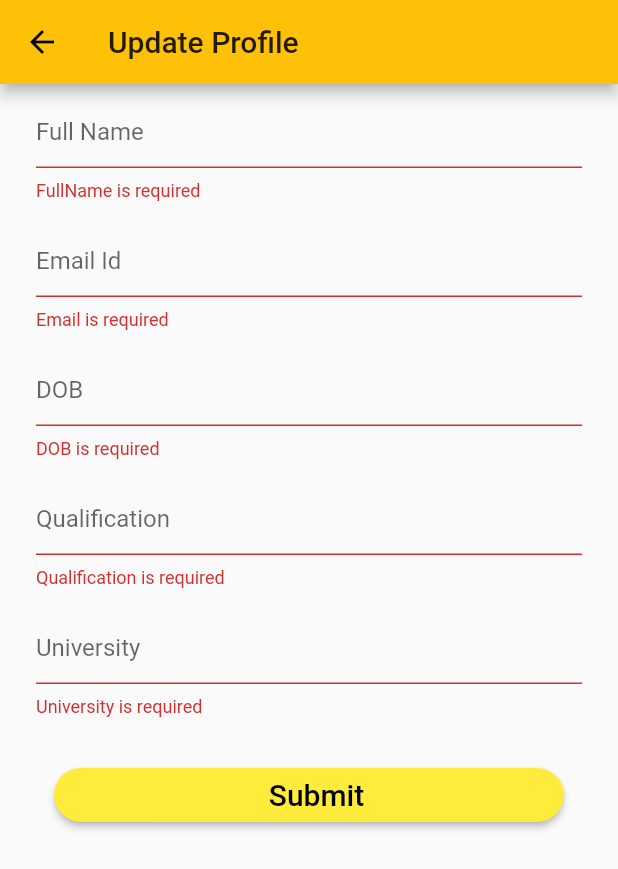
After one commit to sanscript-tech/agriglance-user, a Flutter app: the UpdateProfile screen opened directly, after a tap on "Submit", on a phone screen of 412 x 824 dp. The commit adds this screen. Shown: the top 869 px of the screen. Run offline on Flutter 3.47's test engine with Material 2 defaults, Android fonts, the phone set to English and light mode, and no system bars; our stand-ins replace cloud_firestore, file_picker, firebase_auth, firebase_core, firebase_storage, fluttertoast and 2 more; missing offline and left inert: flutter_downloader; accounts and stored records are empty; network calls fail.

Commit message:
Add. dob field in signup, made drawer UI, update profile function done

```diff
--- a/lib/Models/usermodel.dart
+++ b/lib/Models/usermodel.dart
@@ -2,16 +2,18 @@ class UserModel {
   final String id;
   final String fullName;
   final String email;
+  final String dob;
   final String qualification;
   final String university;
 
   UserModel(
-      this.id, this.fullName, this.email, this.qualification, this.university);
+      this.id, this.fullName, this.email,this.dob, this.qualification, this.university);
 
   UserModel.fromData(Map<String, dynamic> data)
       : id = data['id'],
         fullName = data['fullName'],
         email = data['email'],
+        dob = data['dob'],
         qualification = data['qualification'],
         university = data['university'];
 
@@ -20,6 +22,7 @@ class UserModel {
       'id': id,
       'fullName': fullName,
       'email': email,
+      'dob' : dob,
       'qualification': qualification,
       'university': university
     };
--- /dev/null
+++ b/lib/Screens/Home/Profile/update_profile.dart
@@ -0,0 +1,171 @@
+import 'package:agriglance/Services/authentication_service.dart';
+import 'package:agriglance/Services/firestore_service.dart';
+import 'package:firebase_auth/firebase_auth.dart';
+import 'package:flutter/cupertino.dart';
+import 'package:flutter/material.dart';
+import 'package:provider/provider.dart';
+
+class UpdateProfile extends StatefulWidget {
+  @override
+  _UpdateProfileState createState() => _UpdateProfileState();
+}
+
+class _UpdateProfileState extends State<UpdateProfile> {
+  FirestoreService _firestoreService = FirestoreService();
+
+  @override
+  Widget build(BuildContext context) {
+    return Scaffold(
+      appBar: AppBar(
+        title: Text("Update Profile"),
+      ),
+      body: Center(
+        child: FutureBuilder(
+            future: _firestoreService
+                .getUser(FirebaseAuth.instance.currentUser.uid),
+            builder: (context, snapshot) {
+              if (snapshot.connectionState == ConnectionState.done) {
+                return displayUserInformation(context, snapshot);
+              } else {
+                return Center(child: CircularProgressIndicator());
+              }
+            }),
+      ),
+    );
+  }
+
+  Widget displayUserInformation(BuildContext context, AsyncSnapshot snapshot) {
+    final userData = snapshot.data;
+    final TextStyle defaultStyle =
+        TextStyle(color: Colors.grey, fontSize: 20.0);
+    final TextStyle valueStyle = TextStyle(color: Colors.black, fontSize: 20.0);
+    final GlobalKey<FormState> _formKey = new GlobalKey<FormState>();
+    final GlobalKey<ScaffoldState> _scaffoldKey =
+        new GlobalKey<ScaffoldState>();
+    String _fullName = "";
+    String _emailId = "";
+    String _dob = "";
+    String _qualification = "";
+    String _university = "";
+    void showMessage(String message, [MaterialColor color = Colors.red]) {
+      _scaffoldKey.currentState.showSnackBar(
+          new SnackBar(backgroundColor: color, content: new Text(message)));
+    }
+
+    Future _updateProfile() {
+      context
+          .read<AuthenticationService>()
+          .editProfile(_emailId, _fullName, _dob, _qualification, _university);
+    }
+
+    void _submitForm() async {
+      final FormState form = _formKey.currentState;
+      if (!form.validate()) {
+        showMessage('Form is not valid!  Please review and correct.');
+      } else {
+        form.save();
+      }
+      _updateProfile();
+      Navigator.pop(context);
+    }
+
+    return SafeArea(
+        top: false,
+        bottom: false,
+        child: Form(
+          key: _formKey,
+          autovalidateMode: AutovalidateMode.always,
+          child: ListView(
+            padding: EdgeInsets.symmetric(horizontal: 16.0),
+            children: [
+              Padding(
+                padding: const EdgeInsets.all(8.0),
+                child: TextFormField(
+                  validator: (val) =>
+                      val.isEmpty ? 'FullName is required' : null,
+                  onSaved: (val) => _fullName = val,
+                  initialValue: userData.fullName,
+                  decoration: InputDecoration(
+                    hintText: 'Full Name',
+                  ),
+                ),
+              ),
+              Padding(
+                padding: const EdgeInsets.all(8.0),
+                child: TextFormField(
+                  validator: (val) => val.isEmpty ? 'Email is required' : null,
+                  onSaved: (val) => _emailId = val,
+                  initialValue: userData.email,
+                  decoration: InputDecoration(
+                    hintText: 'Email Id',
+                  ),
+                ),
+              ),
+              Padding(
+                padding: const EdgeInsets.all(8.0),
+                child: TextFormField(
+                  validator: (val) => val.isEmpty ? 'DOB is required' : null,
+                  onSaved: (val) => _dob = val,
+                  initialValue: userData.dob,
+                  decoration: InputDecoration(
+                    hintText: 'DOB',
+                  ),
+                ),
+              ),
+              Padding(
+                padding: const EdgeInsets.all(8.0),
+                child: TextFormField(
+                  validator: (val) =>
+                      val.isEmpty ? 'Qualification is required' : null,
+                  onSaved: (val) => _qualification = val,
+                  initialValue: userData.qualification,
+                  decoration: InputDecoration(
+                    hintText: 'Qualification',
+                  ),
+                ),
+              ),
+              Padding(
+                padding: const EdgeInsets.all(8.0),
+                child: TextFormField(
+                  validator: (val) =>
+                      val.isEmpty ? 'University is required' : null,
+                  onSaved: (val) => _university = val,
+                  initialValue: userData.university,
+                  decoration: InputDecoration(
+                    hintText: 'University',
+                  ),
+                ),
+              ),
+              Container(
+                padding: EdgeInsets.all(20.0),
+                child: RaisedButton(
+                  splashColor: Colors.grey,
+                  color: Colors.yellow,
+                  onPressed: () {
+                    _submitForm();
+                  },
+                  shape: RoundedRectangleBorder(
+                      borderRadius: BorderRadius.circular(20)),
+                  highlightElevation: 0,
+                  child: Row(
+                    mainAxisAlignment: MainAxisAlignment.center,
+                    children: <Widget>[
+                      Padding(
+                        padding: const EdgeInsets.only(left: 10),
+                        child: Text(
+                          'Submit',
+                          style: TextStyle(
+                            fontSize: 20,
+                            color: Colors.black,
+                          ),
+                        ),
+                      )
+                    ],
+                  ),
+                ),
+              ),
+            ],
+          ),
+        ));
+  }
+}
--- a/lib/Services/authentication_service.dart
+++ b/lib/Services/authentication_service.dart
@@ -1,7 +1,6 @@
 import 'package:agriglance/Models/usermodel.dart';
 import 'package:agriglance/Services/firestore_service.dart';
 import 'package:firebase_auth/firebase_auth.dart';
-import 'package:flutter/material.dart';
 import 'package:google_sign_in/google_sign_in.dart';
 
 class AuthenticationService {
@@ -27,14 +26,14 @@ class AuthenticationService {
     }
   }
 
-  Future<String> signUp(String email, String password, String fullName,
+  Future<String> signUp(String email, String password, String fullName, String dob,
       String qualification, String university) async {
     try {
       await _firebaseAuth.createUserWithEmailAndPassword(
           email: email, password: password);
-      _currentUser = UserModel(_firebaseAuth.currentUser.uid, fullName, email,
+      _currentUser = UserModel(_firebaseAuth.currentUser.uid, fullName, email, dob,
           qualification, university);
-      await _firestoreService.createUser(_currentUser);
+      await _firestoreService.createOrUpdateUser(_currentUser);
       return "Signed Up";
     } on FirebaseAuthException catch (e) {
       return e.message;
@@ -68,8 +67,8 @@ class AuthenticationService {
 
       print('signInWithGoogle succeeded: $user');
       if (_firestoreService.isUserRegistered(user.uid) != null) {
-        _currentUser = UserModel(user.uid, "", user.email, "", "");
-        await _firestoreService.createUser(_currentUser);
+        _currentUser = UserModel(user.uid, "","", user.email, "", "");
+        await _firestoreService.createOrUpdateUser(_currentUser);
       } else {
         await _populateCurrentUser(user);
       }
@@ -77,6 +76,19 @@ class AuthenticationService {
     }
 
     return null;
+  }
+
+  Future editProfile(String email, String fullName, String dob,
+      String qualification, String university) async {
+    try {
+      _firebaseAuth.currentUser.updateEmail(email);
+      _currentUser = UserModel(_firebaseAuth.currentUser.uid, fullName, email, dob,
+          qualification, university);
+      await _firestoreService.createOrUpdateUser(_currentUser);
+      return "Signed Up";
+    } on FirebaseAuthException catch (e) {
+      return e.message;
+    }
   }
 
   Future resetPassword(String email) async {
--- a/lib/Services/firestore_service.dart
+++ b/lib/Services/firestore_service.dart
@@ -5,7 +5,7 @@ class FirestoreService {
   final CollectionReference _userCollectionReference =
       FirebaseFirestore.instance.collection('users');
 
-  Future createUser(UserModel user) async {
+  Future createOrUpdateUser(UserModel user) async {
     try {
       await _userCollectionReference.doc(user.id).set(user.toJson());
     } catch (e) {
--- a/lib/main.dart
+++ b/lib/main.dart
@@ -34,7 +34,7 @@ class MyApp extends StatelessWidget {
           theme: ThemeData(
             primarySwatch: Colors.amber,
           ),
-          home: Home(),
+          home: AuthenticationWrapper(),
         ));
   }
 }
```
Also changed, not shown: lib/Screens/Authentication/signIn.dart (+9 -7 lines), lib/Screens/Authentication/signUp.dart (+38 -12 lines), lib/Screens/Home/Profile/profile.dart (renamed from lib/Screens/Profile/profile.dart, +16 -0 lines), lib/Screens/Home/drawer.dart (+104 -0 lines), lib/Screens/Home/home.dart (+2 -15 lines).
